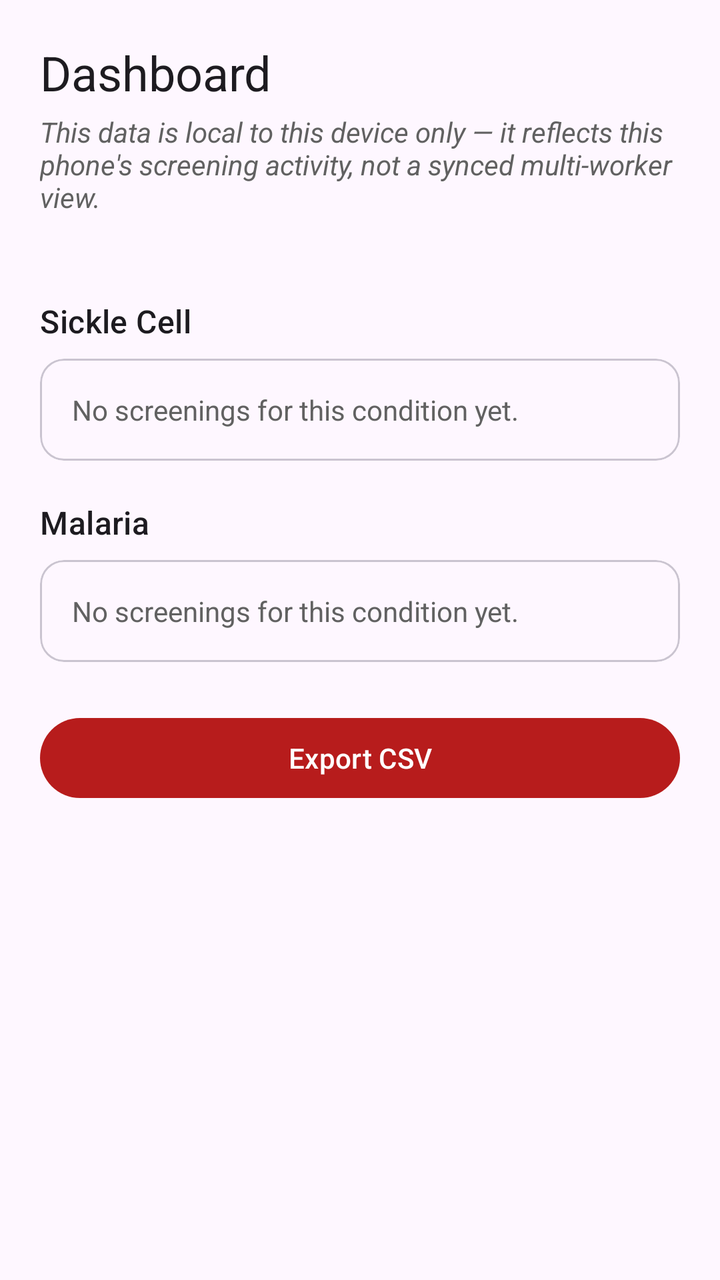
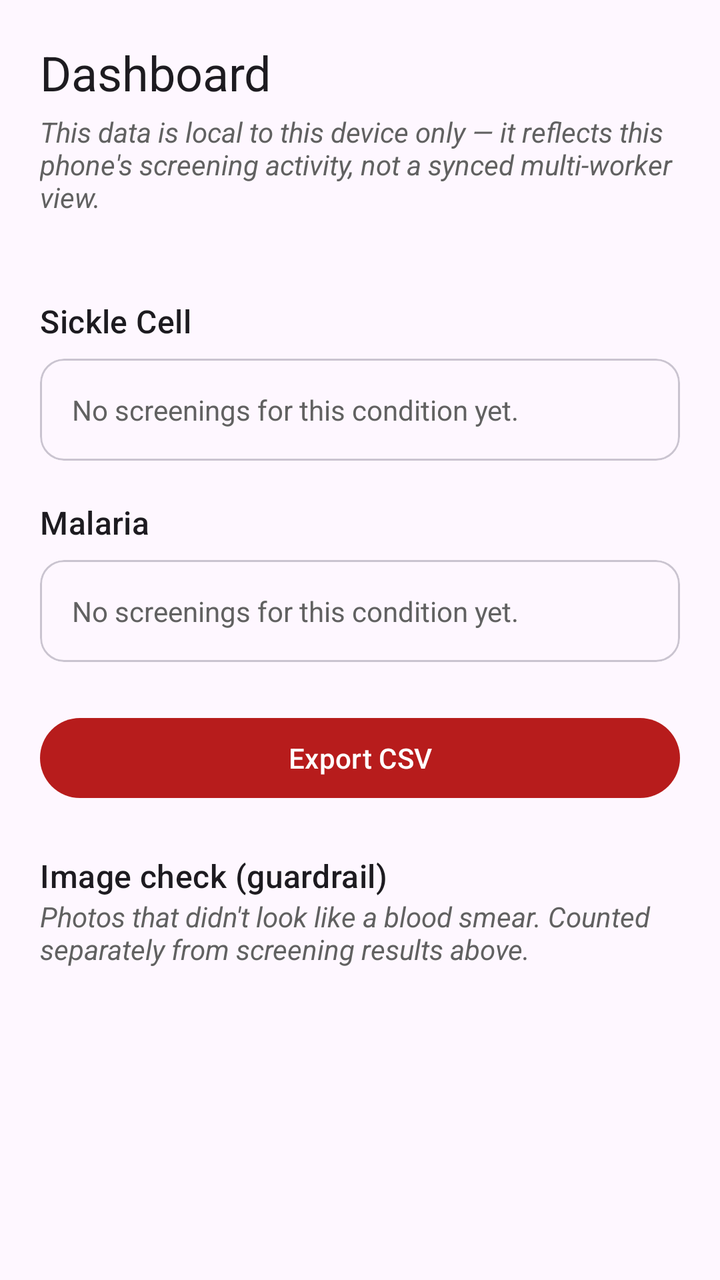

Before-and-after screenshots of an Android layout around one commit, followed by the original layout XML and the change that was made.
<!-- AndroidManifest.xml: application theme Theme.SickleScan -->
<!-- res/layout/fragment_dashboard.xml -->
<?xml version="1.0" encoding="utf-8"?>
<ScrollView xmlns:android="http://schemas.android.com/apk/res/android"
    xmlns:app="http://schemas.android.com/apk/res-auto"
    android:layout_width="match_parent"
    android:layout_height="match_parent"
    android:fillViewport="true">

    <LinearLayout
        android:layout_width="match_parent"
        android:layout_height="wrap_content"
        android:orientation="vertical"
        android:padding="20dp">

        <TextView
            android:layout_width="wrap_content"
            android:layout_height="wrap_content"
            android:text="@string/dashboard_title"
            android:textAppearance="?attr/textAppearanceHeadlineSmall"
            android:layout_marginBottom="4dp" />

        <TextView
            android:layout_width="match_parent"
            android:layout_height="wrap_content"
            android:layout_marginBottom="4dp"
            android:text="@string/dashboard_local_note"
            android:textStyle="italic"
            android:textColor="@color/disclaimer_gray" />

        <TextView
            android:id="@+id/totalText"
            android:layout_width="match_parent"
            android:layout_height="wrap_content"
            android:layout_marginBottom="16dp"
            android:textAppearance="?attr/textAppearanceBodyLarge" />

        <TextView
            android:id="@+id/emptyText"
            android:layout_width="match_parent"
            android:layout_height="wrap_content"
            android:gravity="center"
            android:padding="24dp"
            android:text="@string/dashboard_empty"
            android:textColor="@color/disclaimer_gray"
            android:visibility="gone" />

        <LinearLayout
            android:id="@+id/statsContainer"
            android:layout_width="match_parent"
            android:layout_height="wrap_content"
            android:orientation="vertical">

            
            <TextView
                android:layout_width="wrap_content"
                android:layout_height="wrap_content"
                android:text="@string/disease_sickle_cell"
                android:textAppearance="?attr/textAppearanceTitleMedium" />

            <com.google.android.material.card.MaterialCardView
                style="?attr/materialCardViewOutlinedStyle"
                android:layout_width="match_parent"
                android:layout_height="wrap_content"
                android:layout_marginTop="8dp"
                app:cardCornerRadius="12dp">

                <LinearLayout
                    android:layout_width="match_parent"
                    android:layout_height="wrap_content"
                    android:orientation="vertical"
                    android:padding="16dp">

                    <TextView
                        android:id="@+id/scEmptyText"
                        android:layout_width="match_parent"
                        android:layout_height="wrap_content"
                        android:text="@string/dashboard_disease_empty"
                        android:textColor="@color/disclaimer_gray" />

                    <LinearLayout
                        android:id="@+id/scStatsGroup"
                        android:layout_width="match_parent"
                        android:layout_height="wrap_content"
                        android:orientation="vertical"
                        android:visibility="gone">

                        <TextView
                            android:id="@+id/scBreakdownText"
                            android:layout_width="match_parent"
                            android:layout_height="wrap_content"
                            android:textAppearance="?attr/textAppearanceBodyLarge" />

                        <TextView
                            android:id="@+id/scReferralText"
                            android:layout_width="match_parent"
                            android:layout_height="wrap_content"
                            android:layout_marginTop="8dp"
                            android:textAppearance="?attr/textAppearanceBodyLarge"
                            android:textStyle="bold" />

                        <TextView
                            android:layout_width="match_parent"
                            android:layout_height="wrap_content"
                            android:layout_marginTop="12dp"
                            android:text="@string/dashboard_trend_title"
                            android:textAppearance="?attr/textAppearanceLabelMedium"
                            android:textColor="@color/disclaimer_gray" />

                        <com.sicklescan.app.BarChartView
                            android:id="@+id/scBarChart"
                            android:layout_width="match_parent"
                            android:layout_height="wrap_content"
                            android:layout_marginTop="12dp" />
                    </LinearLayout>
                </LinearLayout>
            </com.google.android.material.card.MaterialCardView>

            
            <TextView
                android:layout_width="wrap_content"
                android:layout_height="wrap_content"
                android:layout_marginTop="20dp"
                android:text="@string/disease_malaria"
                android:textAppearance="?attr/textAppearanceTitleMedium" />

            <com.google.android.material.card.MaterialCardView
                style="?attr/materialCardViewOutlinedStyle"
                android:layout_width="match_parent"
                android:layout_height="wrap_content"
                android:layout_marginTop="8dp"
                app:cardCornerRadius="12dp">

                <LinearLayout
                    android:layout_width="match_parent"
                    android:layout_height="wrap_content"
                    android:orientation="vertical"
                    android:padding="16dp">

                    <TextView
                        android:id="@+id/malEmptyText"
                        android:layout_width="match_parent"
                        android:layout_height="wrap_content"
                        android:text="@string/dashboard_disease_empty"
                        android:textColor="@color/disclaimer_gray" />

                    <LinearLayout
                        android:id="@+id/malStatsGroup"
                        android:layout_width="match_parent"
                        android:layout_height="wrap_content"
                        android:orientation="vertical"
                        android:visibility="gone">

                        <TextView
                            android:id="@+id/malBreakdownText"
                            android:layout_width="match_parent"
                            android:layout_height="wrap_content"
                            android:textAppearance="?attr/textAppearanceBodyLarge" />

                        <TextView
                            android:id="@+id/malReferralText"
                            android:layout_width="match_parent"
                            android:layout_height="wrap_content"
                            android:layout_marginTop="8dp"
                            android:textAppearance="?attr/textAppearanceBodyLarge"
                            android:textStyle="bold" />

                        <TextView
                            android:layout_width="match_parent"
                            android:layout_height="wrap_content"
                            android:layout_marginTop="12dp"
                            android:text="@string/dashboard_trend_title"
                            android:textAppearance="?attr/textAppearanceLabelMedium"
                            android:textColor="@color/disclaimer_gray" />

                        <com.sicklescan.app.BarChartView
                            android:id="@+id/malBarChart"
                            android:layout_width="match_parent"
                            android:layout_height="wrap_content"
                            android:layout_marginTop="12dp" />
                    </LinearLayout>
                </LinearLayout>
            </com.google.android.material.card.MaterialCardView>

            <com.google.android.material.button.MaterialButton
                android:id="@+id/btnExportCsv"
                android:layout_width="match_parent"
                android:layout_height="wrap_content"
                android:layout_marginTop="24dp"
                android:text="@string/export_csv" />
        </LinearLayout>

    </LinearLayout>
</ScrollView>
<!-- resources referenced by this layout -->
<resources>
  <color name="disclaimer_gray">#616161</color>
  <string name="dashboard_disease_empty">No screenings for this condition yet.</string>
  <string name="dashboard_empty">No screenings logged yet. Results are recorded automatically after each analysis.</string>
  <string name="dashboard_local_note">This data is local to this device only — it reflects this phone\'s screening activity, not a synced multi-worker view.</string>
  <string name="dashboard_title">Dashboard</string>
  <string name="dashboard_trend_title">Positive screenings per day (last 7 days)</string>
  <string name="disease_malaria">Malaria</string>
  <string name="disease_sickle_cell">Sickle Cell</string>
  <string name="export_csv">Export CSV</string>
  <style name="Theme.SickleScan" parent="Theme.Material3.DayNight.NoActionBar">
          <item name="colorPrimary">@color/brand_primary</item>
      </style>
  <color name="brand_primary">#B71C1C</color>
</resources>

<!-- the commit's change to res/layout/fragment_dashboard.xml (unified diff, before → after) -->
@@ -188,5 +188,27 @@
                 android:text="@string/export_csv" />
         </LinearLayout>
 
+        
+        <TextView
+            android:layout_width="wrap_content"
+            android:layout_height="wrap_content"
+            android:layout_marginTop="24dp"
+            android:text="@string/dashboard_guardrail_title"
+            android:textAppearance="?attr/textAppearanceTitleMedium" />
+
+        <TextView
+            android:layout_width="match_parent"
+            android:layout_height="wrap_content"
+            android:text="@string/dashboard_guardrail_note"
+            android:textStyle="italic"
+            android:textColor="@color/disclaimer_gray" />
+
+        <TextView
+            android:id="@+id/guardrailStatsText"
+            android:layout_width="match_parent"
+            android:layout_height="wrap_content"
+            android:layout_marginTop="8dp"
+            android:textAppearance="?attr/textAppearanceBodyLarge" />
+
     </LinearLayout>
 </ScrollView>
<!-- resource entries referenced after the edit -->
@@ -3,6 +3,8 @@
   <color name="disclaimer_gray">#616161</color>
   <string name="dashboard_disease_empty">No screenings for this condition yet.</string>
   <string name="dashboard_empty">No screenings logged yet. Results are recorded automatically after each analysis.</string>
+  <string name="dashboard_guardrail_note">Photos that didn\'t look like a blood smear. Counted separately from screening results above.</string>
+  <string name="dashboard_guardrail_title">Image check (guardrail)</string>
   <string name="dashboard_local_note">This data is local to this device only — it reflects this phone\'s screening activity, not a synced multi-worker view.</string>
   <string name="dashboard_title">Dashboard</string>
   <string name="dashboard_trend_title">Positive screenings per day (last 7 days)</string>
